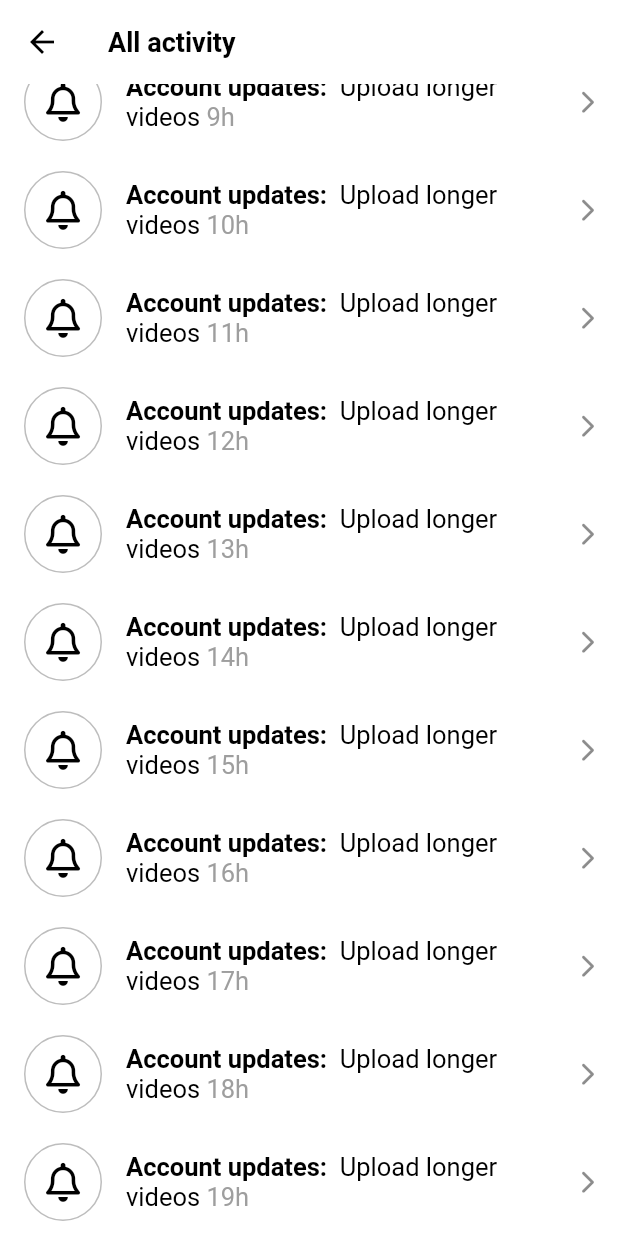
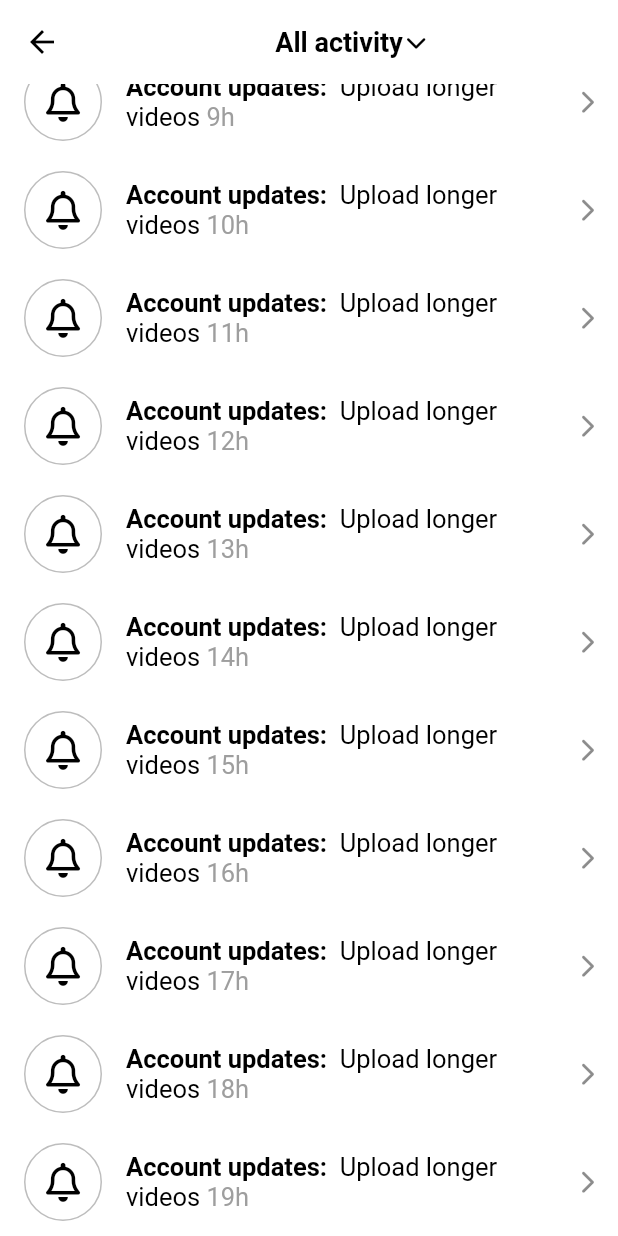
Before and after one commit to shinysuh/Snapster, a Flutter app: the ActivityScreen screen opened directly, scrolled down 716 dp, on a phone screen of 412 x 824 dp. Run offline on Flutter 3.47's test engine with Material 3 defaults, Android fonts, the phone set to English and light mode, and no system bars; our stand-ins replace font_awesome_flutter, video_player, visibility_detector; network calls fail.

Commit message:
feat: InboxScreen > Activity Screen 구현 : Tween 을 이용한 arrow / panel / barrier 애니메이션 구현

```diff
--- /dev/null
+++ b/lib/constants/activities.dart
@@ -0,0 +1,28 @@
+import 'package:font_awesome_flutter/font_awesome_flutter.dart';
+
+final List<Map<String, dynamic>> panelItems = [
+  {
+    "title": "All activity",
+    "icon": FontAwesomeIcons.solidMessage,
+  },
+  {
+    "title": "Likes",
+    "icon": FontAwesomeIcons.solidHeart,
+  },
+  {
+    "title": "Comments",
+    "icon": FontAwesomeIcons.solidCommentDots,
+  },
+  {
+    "title": "Mentions",
+    "icon": FontAwesomeIcons.at,
+  },
+  {
+    "title": "Followers",
+    "icon": FontAwesomeIcons.solidUser,
+  },
+  {
+    "title": "From TikTok",
+    "icon": FontAwesomeIcons.tiktok,
+  }
+];
--- a/lib/features/inbox/activity_screen.dart
+++ b/lib/features/inbox/activity_screen.dart
@@ -1,5 +1,6 @@
 import 'package:flutter/material.dart';
 import 'package:font_awesome_flutter/font_awesome_flutter.dart';
+import 'package:tiktok_clone/constants/activities.dart';
 import 'package:tiktok_clone/constants/gaps.dart';
 import 'package:tiktok_clone/constants/sizes.dart';
 
@@ -10,8 +11,55 @@
   State<ActivityScreen> createState() => _ActivityScreenState();
 }
 
-class _ActivityScreenState extends State<ActivityScreen> {
+class _ActivityScreenState extends State<ActivityScreen>
+    with SingleTickerProviderStateMixin {
+  /* 초기화 시 this 를 참조하기 위해서는 반드시 late 으로 선언되어야 한다 */
+  late final AnimationController _animationController = AnimationController(
+    vsync: this,
+    duration: const Duration(milliseconds: 200),
+  );
+
+  late final Animation<double> _arrowAnimation = Tween(
+    begin: 0.0,
+    end: 0.5,
+  ).animate(_animationController);
+
+  late final Animation<Offset> _panelAnimation = Tween(
+    begin: const Offset(0, -1),
+    end: Offset.zero,
+  ).animate(_animationController);
+
+  late final Animation<Color?> _barrierAnimation = ColorTween(
+    begin: Colors.transparent,
+    end: Colors.black38,
+  ).animate(_animationController);
+
   final List<String> _notifications = List.generate(20, (index) => '${index}h');
+
+  bool _showBarrier = false;
+
+  @override
+  void initState() {
+    super.initState();
+  }
+
+  @override
+  void dispose() {
+    _animationController.dispose();
+    super.dispose();
+  }
+
+  void _toggleAnimation() async {
+    if (_arrowAnimation.isCompleted) {
+      await _animationController.reverse();
+    } else {
+      _animationController.forward();
+    }
+
+    setState(() {
+      _showBarrier = !_showBarrier;
+    });
+  }
 
   void _onDismissed(DismissDirection direction, String notification) {
     setState(() {
@@ -23,9 +71,27 @@
   Widget build(BuildContext context) {
     return Scaffold(
       appBar: AppBar(
-        title: const Text('All activity'),
+        title: GestureDetector(
+          onTap: _toggleAnimation,
+          child: Row(
+            mainAxisAlignment: MainAxisAlignment.center,
+            children: [
+              const Text('All activity'),
+              Gaps.h2,
+              RotationTransition(
+                turns: _arrowAnimation,
+                child: const FaIcon(
+                  FontAwesomeIcons.chevronDown,
+                  size: Sizes.size14,
                 ),
-      body: ListView(
+              ),
+            ],
+          ),
+        ),
+      ),
+      body: Stack(
+        children: [
+          ListView(
             children: [
               Gaps.v14,
               Padding(
@@ -42,7 +108,8 @@
               for (var notification in _notifications)
                 Dismissible(
                   key: Key(notification),
-              onDismissed: (direction) => _onDismissed(direction, notification),
+                  onDismissed: (direction) =>
+                      _onDismissed(direction, notification),
                   background: Container(
                     alignment: Alignment.centerLeft,
                     color: Colors.green,
@@ -117,6 +184,54 @@
                 ),
             ],
           ),
+          if (_showBarrier)
+            AnimatedModalBarrier(
+              color: _barrierAnimation,
+              dismissible: true,
+              onDismiss: _toggleAnimation,
+            ),
+          SlideTransition(
+            position: _panelAnimation,
+            child: Container(
+              decoration: const BoxDecoration(
+                color: Colors.white,
+                borderRadius: BorderRadius.only(
+                  bottomLeft: Radius.circular(
+                    Sizes.size5,
+                  ),
+                  bottomRight: Radius.circular(
+                    Sizes.size5,
+                  ),
+                ),
+              ),
+              child: Column(
+                mainAxisSize: MainAxisSize.min,
+                children: [
+                  for (var tab in panelItems)
+                    ListTile(
+                      title: Row(
+                        children: [
+                          FaIcon(
+                            tab['icon'],
+                            color: Colors.black,
+                            size: Sizes.size16,
+                          ),
+                          Gaps.h20,
+                          Text(
+                            tab['title'],
+                            style: const TextStyle(
+                              fontWeight: FontWeight.bold,
+                            ),
+                          ),
+                        ],
+                      ),
+                    ),
+                ],
+              ),
+            ),
+          ),
+        ],
+      ),
     );
   }
 }
```
Lines whose indentation alone changed are shown as unchanged.
